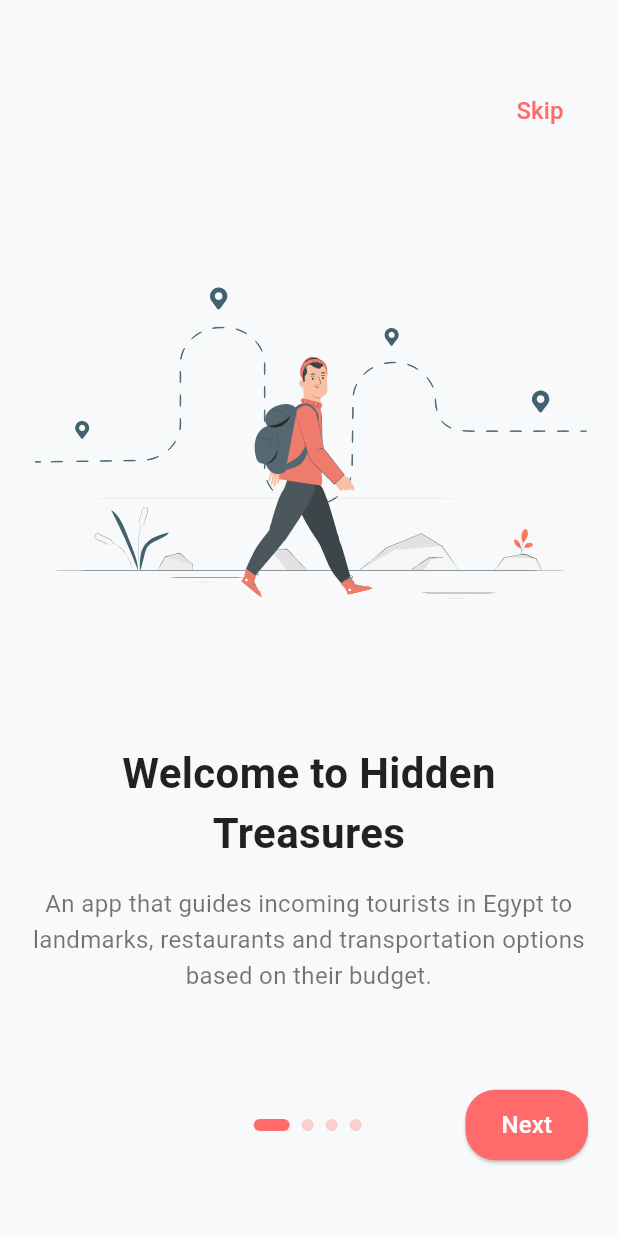
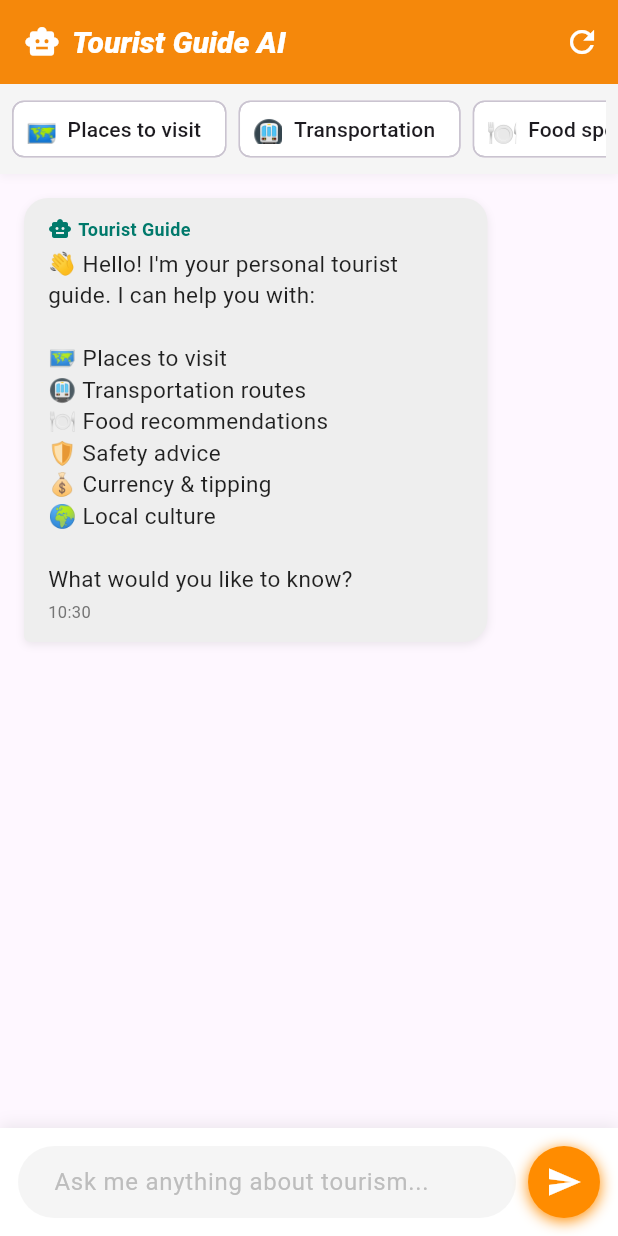
Before and after one commit to IbrahimAlBatrawshy/Hidden-Treasures, a Flutter app: the screen it shows after launch, on a phone screen of 412 x 824 dp. Run offline on Flutter 3.47's test engine with Material 3 defaults, Android fonts, the phone set to English and light mode, and no system bars; our stand-ins replace circle_nav_bar, equatable, firebase_auth, firebase_core, flutter_bloc, flutter_credit_card and 7 more; missing offline and left inert: flutter_facebook_auth; accounts and stored records are empty.

Commit message:
add chatbot

```diff
--- /dev/null
+++ b/lib/chat/chat_cubit..dart
@@ -0,0 +1,86 @@
+// lib/cubits/chatbot/chatbot_cubit.dart
+import 'package:flutter_bloc/flutter_bloc.dart';
+import 'package:hidden_treasures/chat/chat_service.dart';
+
+
+// States
+abstract class ChatbotState {}
+
+class ChatbotInitial extends ChatbotState {}
+
+class ChatbotLoading extends ChatbotState {
+  final List<ChatMessage> messages;
+  ChatbotLoading(this.messages);
+}
+
+class ChatbotLoaded extends ChatbotState {
+  final List<ChatMessage> messages;
+  ChatbotLoaded(this.messages);
+}
+
+class ChatbotError extends ChatbotState {
+  final String error;
+  final List<ChatMessage> messages;
+  ChatbotError(this.error, this.messages);
+}
+
+// Cubit
+class ChatbotCubit extends Cubit<ChatbotState> {
+  final ChatbotService _chatbotService = ChatbotService();
+  final List<ChatMessage> _conversationHistory = [];
+
+  ChatbotCubit() : super(ChatbotInitial()) {
+    _addWelcomeMessage();
+  }
+
+  void _addWelcomeMessage() {
+    _conversationHistory.add(
+      ChatMessage(
+        role: 'assistant',
+        content: '👋 Hello! I\'m your personal tourist guide. I can help you with:\n\n'
+            '🗺️ Places to visit\n'
+            '🚇 Transportation routes\n'
+            '🍽️ Food recommendations\n'
+            '🛡️ Safety advice\n'
+            '💰 Currency & tipping\n'
+            '🌍 Local culture\n\n'
+            'What would you like to know?',
+      ),
+    );
+    emit(ChatbotLoaded(List.from(_conversationHistory)));
+  }
+
+  Future<void> sendMessage(String message) async {
+    if (message.trim().isEmpty) return;
+
+    // Add user message
+    final userMessage = ChatMessage(role: 'user', content: message);
+    _conversationHistory.add(userMessage);
+    emit(ChatbotLoading(List.from(_conversationHistory)));
+
+    try {
+      // Get AI response
+      final response = await _chatbotService.sendMessage(
+        message,
+        _conversationHistory.where((msg) => msg.role != 'assistant' || msg != _conversationHistory.first).toList(),
+      );
+
+      // Add assistant response
+      final assistantMessage = ChatMessage(role: 'assistant', content: response);
+      _conversationHistory.add(assistantMessage);
+      emit(ChatbotLoaded(List.from(_conversationHistory)));
+    } catch (e) {
+      emit(ChatbotError(e.toString(), List.from(_conversationHistory)));
+      // Restore to loaded state after error
+      await Future.delayed(const Duration(seconds: 2));
+      emit(ChatbotLoaded(List.from(_conversationHistory)));
+    }
+  }
+
+  void clearChat() {
+    _conversationHistory.clear();
+    _addWelcomeMessage();
+  }
+
+  List<ChatMessage> get messages => _conversationHistory;
+}
--- /dev/null
+++ b/lib/chat/chat_service.dart
@@ -0,0 +1,99 @@
+// lib/services/chatbot_service.dart
+
+import 'dart:convert';
+import 'package:http/http.dart' as http;
+
+class ChatMessage {
+  final String role;
+  final String content;
+  final DateTime timestamp;
+
+  ChatMessage({required this.role, required this.content, DateTime? timestamp})
+      : timestamp = timestamp ?? DateTime.now();
+
+  Map<String, dynamic> toJson() => {
+        'role': role,
+        'content': content,
+        'timestamp': timestamp.toIso8601String(),
+      };
+
+  factory ChatMessage.fromJson(Map<String, dynamic> json) {
+    return ChatMessage(
+      role: json['role'],
+      content: json['content'],
+      timestamp: DateTime.parse(json['timestamp']),
+    );
+  }
+}
+
+class ChatbotService {
+  // 🔑 Gemini API Key
+  static const String _apiKey = 'AIzaSyBQgbl92wdeTKIuQVCKtuktAQryETxj6dI';
+
+  // ✅ NEW valid Gemini endpoint
+  static const String _apiUrl =
+      'https://generativelanguage.googleapis.com/v1beta/models/gemini-2.0-flash:generateContent';
+
+  // 🌍 System prompt
+  static const String _systemPrompt = '''You are an expert tourist guide ... (your prompt)''';
+
+  Future<String> sendMessage(
+    String userMessage,
+    List<ChatMessage> conversationHistory,
+  ) async {
+    try {
+      // Build conversation
+      String conversationContext = _systemPrompt + '\n\n';
+
+      int startIndex = conversationHistory.length > 5
+          ? conversationHistory.length - 5
+          : 0;
+
+      for (int i = startIndex; i < conversationHistory.length; i++) {
+        final msg = conversationHistory[i];
+        conversationContext +=
+            '${msg.role == 'user' ? 'User' : 'Assistant'}: ${msg.content}\n';
+      }
+
+      conversationContext += 'User: $userMessage\nAssistant:';
+
+      // Prepare request
+      final response = await http.post(
+        Uri.parse('$_apiUrl?key=$_apiKey'),
+        headers: {'Content-Type': 'application/json'},
+        body: jsonEncode({
+          'contents': [
+            {
+              'parts': [
+                {'text': conversationContext},
+              ],
+            },
+          ],
+          'generationConfig': {
+            'temperature': 0.7,
+            'topK': 40,
+            'topP': 0.95,
+            'maxOutputTokens': 1024,
+          }
+        }),
+      );
+
+      if (response.statusCode == 200) {
+        final data = jsonDecode(utf8.decode(response.bodyBytes));
+
+        if (data['candidates'] != null &&
+            data['candidates'].isNotEmpty &&
+            data['candidates'][0]['content'] != null) {
+          return data['candidates'][0]['content']['parts'][0]['text'];
+        }
+
+        throw Exception('No text generated');
+      } else {
+        final err = jsonDecode(response.body);
+        throw Exception(err['error']['message']);
+      }
+    } catch (e) {
+      throw Exception('Failed to get response: $e');
+    }
+  }
+}
--- /dev/null
+++ b/lib/chat/chat_ui.dart
@@ -0,0 +1,361 @@
+import 'package:flutter/material.dart';
+import 'package:flutter_bloc/flutter_bloc.dart';
+import 'package:hidden_treasures/chat/chat_cubit..dart';
+import 'package:hidden_treasures/chat/chat_service.dart';
+import 'package:hidden_treasures/constants/app_colors.dart';
+import 'package:intl/intl.dart';
+
+class TouristChatbotScreen extends StatefulWidget {
+  const TouristChatbotScreen({super.key});
+
+  @override
+  State<TouristChatbotScreen> createState() => _TouristChatbotScreenState();
+}
+
+class _TouristChatbotScreenState extends State<TouristChatbotScreen> {
+  final TextEditingController _messageController = TextEditingController();
+  final ScrollController _scrollController = ScrollController();
+
+  @override
+  void dispose() {
+    _messageController.dispose();
+    _scrollController.dispose();
+    super.dispose();
+  }
+
+  void _scrollToBottom() {
+    Future.delayed(const Duration(milliseconds: 100), () {
+      if (_scrollController.hasClients) {
+        _scrollController.animateTo(
+          _scrollController.position.maxScrollExtent,
+          duration: const Duration(milliseconds: 300),
+          curve: Curves.easeOut,
+        );
+      }
+    });
+  }
+
+  void _sendMessage(BuildContext context) {
+    final message = _messageController.text.trim();
+    if (message.isNotEmpty) {
+      context.read<ChatbotCubit>().sendMessage(message);
+      _messageController.clear();
+      _scrollToBottom();
+    }
+  }
+
+  @override
+  Widget build(BuildContext context) {
+    return Scaffold(
+      appBar: AppBar(
+        title: Row(
+          children: [
+            Icon(Icons.smart_toy, color: Colors.white),
+            SizedBox(width: 8),
+            Center(
+              child: Text(
+                'Tourist Guide AI',
+                style: TextStyle(
+                  color: Colors.white,
+                  fontWeight: FontWeight.w800,
+                  fontSize: 20,
+                  fontStyle: FontStyle.italic,
+                ),
+              ),
+            ),
+          ],
+        ),
+        backgroundColor: AppColors.buttonPrimary,
+        elevation: 2,
+        actions: [
+          IconButton(
+            icon: const Icon(Icons.refresh, color: Colors.white),
+            onPressed: () {
+              context.read<ChatbotCubit>().clearChat();
+              _scrollToBottom();
+            },
+            tooltip: 'Clear Chat',
+          ),
+        ],
+      ),
+      body: Column(
+        children: [
+          // Quick suggestion chips
+          _buildQuickSuggestions(context),
+
+          // Chat messages
+          Expanded(
+            child: BlocConsumer<ChatbotCubit, ChatbotState>(
+              listener: (context, state) {
+                if (state is ChatbotLoaded || state is ChatbotLoading) {
+                  _scrollToBottom();
+                }
+                if (state is ChatbotError) {
+                  ScaffoldMessenger.of(context).showSnackBar(
+                    SnackBar(
+                      content: Text('Error: ${state.error}'),
+                      backgroundColor: Colors.red,
+                      behavior: SnackBarBehavior.floating,
+                    ),
+                  );
+                }
+              },
+              builder: (context, state) {
+                List<ChatMessage> messages = [];
+                bool isLoading = false;
+
+                if (state is ChatbotLoaded) {
+                  messages = state.messages;
+                } else if (state is ChatbotLoading) {
+                  messages = state.messages;
+                  isLoading = true;
+                } else if (state is ChatbotError) {
+                  messages = state.messages;
+                }
+
+                return ListView.builder(
+                  controller: _scrollController,
+                  padding: const EdgeInsets.all(16),
+                  itemCount: messages.length + (isLoading ? 1 : 0),
+                  itemBuilder: (context, index) {
+                    if (isLoading && index == messages.length) {
+                      return _buildTypingIndicator();
+                    }
+                    final message = messages[index];
+                    return _buildMessageBubble(message);
+                  },
+                );
+              },
+            ),
+          ),
+
+          // Input area
+          _buildInputArea(context),
+        ],
+      ),
+    );
+  }
+
+  Widget _buildQuickSuggestions(BuildContext context) {
+    final suggestions = [
+      {'icon': '🗺️', 'text': 'Places to visit'},
+      {'icon': '🚇', 'text': 'Transportation'},
+      {'icon': '🍽️', 'text': 'Food spots'},
+      {'icon': '💰', 'text': 'Tipping guide'},
+    ];
+
+    return Container(
+      height: 60,
+      padding: const EdgeInsets.symmetric(horizontal: 8, vertical: 8),
+      decoration: BoxDecoration(
+        color: Colors.grey[100],
+        boxShadow: [
+          BoxShadow(
+            color: Colors.grey.withOpacity(0.1),
+            blurRadius: 4,
+            offset: const Offset(0, 2),
+          ),
+        ],
+      ),
+      child: ListView.builder(
+        scrollDirection: Axis.horizontal,
+        itemCount: suggestions.length,
+        itemBuilder: (context, index) {
+          final suggestion = suggestions[index];
+          return Padding(
+            padding: const EdgeInsets.only(right: 8),
+            child: ActionChip(
+              avatar: Text(
+                suggestion['icon']!,
+                style: const TextStyle(fontSize: 18),
+              ),
+              label: Text(suggestion['text']!),
+              onPressed: () {
+                _messageController.text = suggestion['text']!;
+                _sendMessage(context);
+              },
+              backgroundColor: Colors.white,
+              elevation: 2,
+            ),
+          );
+        },
+      ),
+    );
+  }
+
+  Widget _buildMessageBubble(ChatMessage message) {
+    final isUser = message.role == 'user';
+    final timeFormat = DateFormat('HH:mm');
+
+    return Align(
+      alignment: isUser ? Alignment.centerRight : Alignment.centerLeft,
+      child: Container(
+        margin: const EdgeInsets.only(bottom: 12),
+        padding: const EdgeInsets.symmetric(horizontal: 16, vertical: 12),
+        constraints: BoxConstraints(
+          maxWidth: MediaQuery.of(context).size.width * 0.75,
+        ),
+        decoration: BoxDecoration(
+          color: isUser ? AppColors.buttonPrimary : Colors.grey[200],
+          borderRadius: BorderRadius.only(
+            topLeft: const Radius.circular(16),
+            topRight: const Radius.circular(16),
+            bottomLeft: Radius.circular(isUser ? 16 : 4),
+            bottomRight: Radius.circular(isUser ? 4 : 16),
+          ),
+          boxShadow: [
+            BoxShadow(
+              color: Colors.grey.withOpacity(0.2),
+              blurRadius: 4,
+              offset: const Offset(0, 2),
+            ),
+          ],
+        ),
+        child: Column(
+          crossAxisAlignment: CrossAxisAlignment.start,
+          children: [
+            if (!isUser)
+              Row(
+                children: [
+                  Icon(Icons.smart_toy, size: 16, color: Colors.teal[700]),
+                  const SizedBox(width: 4),
+                  Text(
+                    'Tourist Guide',
+                    style: TextStyle(
+                      fontSize: 12,
+                      fontWeight: FontWeight.bold,
+                      color: Colors.teal[700],
+                    ),
+                  ),
+                ],
+              ),
+            if (!isUser) const SizedBox(height: 4),
+            Text(
+              message.content,
+              style: TextStyle(
+                color: isUser ? Colors.white : Colors.black87,
+                fontSize: 15,
+                height: 1.4,
+              ),
+            ),
+            const SizedBox(height: 4),
+            Text(
+              timeFormat.format(message.timestamp),
+              style: TextStyle(
+                color: isUser ? Colors.white70 : Colors.grey[600],
+                fontSize: 11,
+              ),
+            ),
+          ],
+        ),
+      ),
+    );
+  }
+
+  Widget _buildTypingIndicator() {
+    return Align(
+      alignment: Alignment.centerLeft,
+      child: Container(
+        margin: const EdgeInsets.only(bottom: 12),
+        padding: const EdgeInsets.symmetric(horizontal: 16, vertical: 12),
+        decoration: BoxDecoration(
+          color: Colors.grey[200],
+          borderRadius: BorderRadius.circular(16),
+        ),
+        child: Row(
+          mainAxisSize: MainAxisSize.min,
+          children: [
+            SizedBox(
+              width: 40,
+              height: 20,
+              child: Row(
+                mainAxisAlignment: MainAxisAlignment.spaceEvenly,
+                children: List.generate(3, (index) {
+                  return TweenAnimationBuilder(
+                    tween: Tween(begin: 0.0, end: 1.0),
+                    duration: const Duration(milliseconds: 600),
+                    builder: (context, double value, child) {
+                      return Opacity(
+                        opacity: (value + index * 0.3) % 1.0,
+                        child: Container(
+                          width: 8,
+                          height: 8,
+                          decoration: BoxDecoration(
+                            color: AppColors.buttonPrimary,
+                            shape: BoxShape.circle,
+                          ),
+                        ),
+                      );
+                    },
+                  );
+                }),
+              ),
+            ),
+          ],
+        ),
+      ),
+    );
+  }
+
+  Widget _buildInputArea(BuildContext context) {
+    return Container(
+      padding: const EdgeInsets.all(12),
+      decoration: BoxDecoration(
+        color: Colors.white,
+        boxShadow: [
+          BoxShadow(
+            color: Colors.grey.withOpacity(0.2),
+            blurRadius: 8,
+            offset: const Offset(0, -2),
+          ),
+        ],
+      ),
+      child: SafeArea(
+        child: Row(
+          children: [
+            Expanded(
+              child: TextField(
+                controller: _messageController,
+                decoration: InputDecoration(
+                  hintText: 'Ask me anything about tourism...',
+                  hintStyle: TextStyle(color: Colors.grey[400]),
+                  filled: true,
+                  fillColor: Colors.grey[100],
+                  border: OutlineInputBorder(
+                    borderRadius: BorderRadius.circular(24),
+                    borderSide: BorderSide.none,
+                  ),
+                  contentPadding: const EdgeInsets.symmetric(
+                    horizontal: 20,
+                    vertical: 12,
+                  ),
+                ),
+                maxLines: null,
+                textCapitalization: TextCapitalization.sentences,
+                onSubmitted: (_) => _sendMessage(context),
+              ),
+            ),
+            const SizedBox(width: 8),
+            Container(
+              decoration: BoxDecoration(
+                color: AppColors.buttonPrimary,
+                shape: BoxShape.circle,
+                boxShadow: [
+                  BoxShadow(
+                    color: AppColors.buttonPrimary,
+                    blurRadius: 8,
+                    offset: const Offset(0, 2),
+                  ),
+                ],
+              ),
+              child: IconButton(
+                icon: const Icon(Icons.send, color: Colors.white),
+                onPressed: () => _sendMessage(context),
+              ),
+            ),
+          ],
+        ),
+      ),
+    );
+  }
+}
--- a/lib/main.dart
+++ b/lib/main.dart
@@ -1,6 +1,8 @@
 import 'package:flutter/material.dart';
 import 'package:firebase_core/firebase_core.dart';
 import 'package:flutter_bloc/flutter_bloc.dart';
+import 'package:hidden_treasures/chat/chat_cubit..dart';
+import 'package:hidden_treasures/chat/chat_ui.dart';
 import 'package:hidden_treasures/screens/bottomNavPages/new_pf_Screen.dart';
 import 'package:hidden_treasures/screens/paymet_screen.dart';
 import 'package:hydrated_bloc/hydrated_bloc.dart';
@@ -28,6 +30,7 @@ import 'package:hidden_treasures/cubits/auth/auth_cubit.dart';
 import 'package:hidden_treasures/cubits/favorites/favorites_cubit.dart';
 import 'package:hidden_treasures/cubits/user_profile/user_profile_cubit.dart';
 import 'package:hidden_treasures/cubits/app_settings/app_settings_cubit.dart';
+
 
 void main() async {
   WidgetsFlutterBinding.ensureInitialized();
@@ -58,10 +61,12 @@ class MyApp extends StatelessWidget {
         BlocProvider<UserProfileCubit>(create: (context) => UserProfileCubit()),
         // App settings state management with persistence
         BlocProvider<AppSettingsCubit>(create: (context) => AppSettingsCubit()),
+        // Tourist Chatbot state management
+        BlocProvider<ChatbotCubit>(create: (context) => ChatbotCubit()),
       ],
       child: MaterialApp(
         debugShowCheckedModeBanner: false,
-        initialRoute: '/splash',
+        initialRoute: '/tourist-chatbot',
         routes: {
           '/splash': (context) => const SplashScreen(),
           '/onboarding': (context) => const OnboardingScreen(),
@@ -85,6 +90,7 @@ class MyApp extends StatelessWidget {
           '/newprofile': (context) => const newProfileScreen(),
           '/myacc': (context) => const MyAccountScreen(),
           '/payement': (context) => const PaymentScreen(title: 'Payment', amountText: ''),
+          '/tourist-chatbot': (context) => const TouristChatbotScreen(),
         },
       ),
     );
--- a/pubspec.yaml
+++ b/pubspec.yaml
@@ -59,7 +59,8 @@ dependencies:
   shared_preferences: ^2.1.0
   cloud_functions: ^6.0.3
   awesome_dialog: ^3.3.0
-  intl: ^0.18.1
+  intl: ^0.20.2
+  chat_bot: ^1.3.2
 
 dev_dependencies:
   flutter_test:
```
Also changed, not shown: lib/screens/bottomNavPages/map_screen.dart (+110 -38 lines), pubspec.lock, 8 other files.
